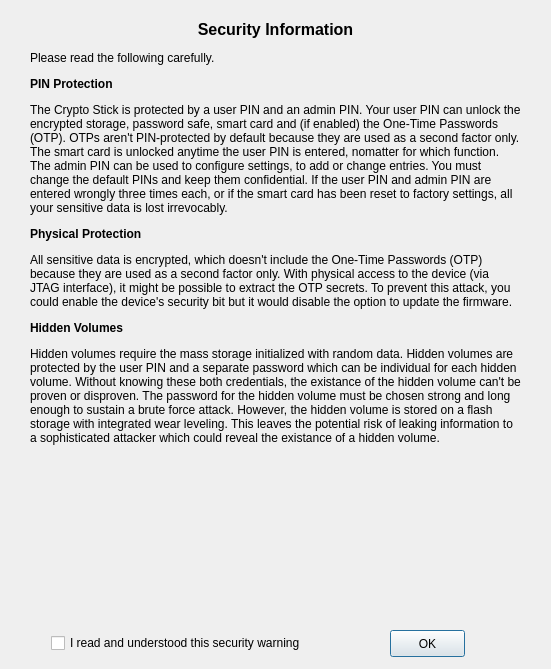
Qt form securitydialog.ui (Nitrokey/nitrokey-app) before a commit.
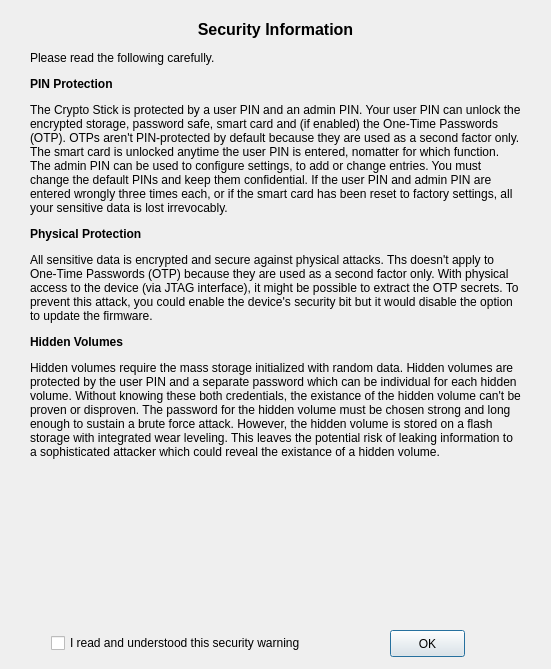
The same form after that commit.

```diff
--- a/securitydialog.ui
+++ b/securitydialog.ui
@@ -23,7 +23,7 @@
     </rect>
    </property>
    <property name="text">
-    <string>&lt;html&gt;&lt;head/&gt;&lt;body&gt;&lt;p align=&quot;center&quot;&gt;&lt;span style=&quot; font-size:12pt; font-weight:600;&quot;&gt;Security Information&lt;/span&gt;&lt;/p&gt;&lt;p&gt;Please read the following carefully.&lt;/p&gt;&lt;p&gt;&lt;span style=&quot; font-weight:600;&quot;&gt;PIN Protection&lt;/span&gt;&lt;/p&gt;&lt;p&gt;The Crypto Stick is protected by a user PIN and an admin PIN. Your user PIN can unlock the encrypted storage, password safe, smart card and (if enabled) the One-Time Passwords (OTP). OTPs aren't PIN-protected by default because they are used as a second factor only. The smart card is unlocked anytime the user PIN is entered, nomatter for which function. The admin PIN can be used to configure settings, to add or change entries. You must change the default PINs and keep them confidential. If the user PIN and admin PIN are entered wrongly three times each, or if the smart card has been reset to factory settings, all your sensitive data is lost irrevocably.&lt;/p&gt;&lt;p&gt;&lt;span style=&quot; font-weight:600;&quot;&gt;Physical Protection&lt;/span&gt;&lt;/p&gt;&lt;p&gt;All sensitive data is encrypted, which doesn't include the One-Time Passwords (OTP) because they are used as a second factor only. With physical access to the device (via JTAG interface), it might be possible to extract the OTP secrets. To prevent this attack, you could enable the device's security bit but it would disable the option to update the firmware.&lt;/p&gt;&lt;p&gt;&lt;span style=&quot; font-weight:600;&quot;&gt;Hidden Volumes&lt;/span&gt;&lt;/p&gt;&lt;p&gt;Hidden volumes require the mass storage initialized with random data. Hidden volumes are protected by the user PIN and a separate password which can be individual for each hidden volume. Without knowing these both credentials, the existance of the hidden volume can't be proven or disproven. The password for the hidden volume must be chosen strong and long enough to sustain a brute force attack. However, the hidden volume is stored on a flash storage with integrated wear leveling. This leaves the potential risk of leaking information to a sophisticated attacker which could reveal the existance of a hidden volume.&lt;/p&gt;&lt;/body&gt;&lt;/html&gt;</string>
+    <string>&lt;html&gt;&lt;head/&gt;&lt;body&gt;&lt;p align=&quot;center&quot;&gt;&lt;span style=&quot; font-size:12pt; font-weight:600;&quot;&gt;Security Information&lt;/span&gt;&lt;/p&gt;&lt;p&gt;Please read the following carefully.&lt;/p&gt;&lt;p&gt;&lt;span style=&quot; font-weight:600;&quot;&gt;PIN Protection&lt;/span&gt;&lt;/p&gt;&lt;p&gt;The Crypto Stick is protected by a user PIN and an admin PIN. Your user PIN can unlock the encrypted storage, password safe, smart card and (if enabled) the One-Time Passwords (OTP). OTPs aren't PIN-protected by default because they are used as a second factor only. The smart card is unlocked anytime the user PIN is entered, nomatter for which function. The admin PIN can be used to configure settings, to add or change entries. You must change the default PINs and keep them confidential. If the user PIN and admin PIN are entered wrongly three times each, or if the smart card has been reset to factory settings, all your sensitive data is lost irrevocably.&lt;/p&gt;&lt;p&gt;&lt;span style=&quot; font-weight:600;&quot;&gt;Physical Protection&lt;/span&gt;&lt;/p&gt;&lt;p&gt;All sensitive data is encrypted and secure against physical attacks. Ths doesn't apply to One-Time Passwords (OTP) because they are used as a second factor only. With physical access to the device (via JTAG interface), it might be possible to extract the OTP secrets. To prevent this attack, you could enable the device's security bit but it would disable the option to update the firmware.&lt;/p&gt;&lt;p&gt;&lt;span style=&quot; font-weight:600;&quot;&gt;Hidden Volumes&lt;/span&gt;&lt;/p&gt;&lt;p&gt;Hidden volumes require the mass storage initialized with random data. Hidden volumes are protected by the user PIN and a separate password which can be individual for each hidden volume. Without knowing these both credentials, the existance of the hidden volume can't be proven or disproven. The password for the hidden volume must be chosen strong and long enough to sustain a brute force attack. However, the hidden volume is stored on a flash storage with integrated wear leveling. This leaves the potential risk of leaking information to a sophisticated attacker which could reveal the existance of a hidden volume.&lt;/p&gt;&lt;/body&gt;&lt;/html&gt;</string>
    </property>
    <property name="alignment">
     <set>Qt::AlignLeading|Qt::AlignLeft|Qt::AlignTop</set>
```
